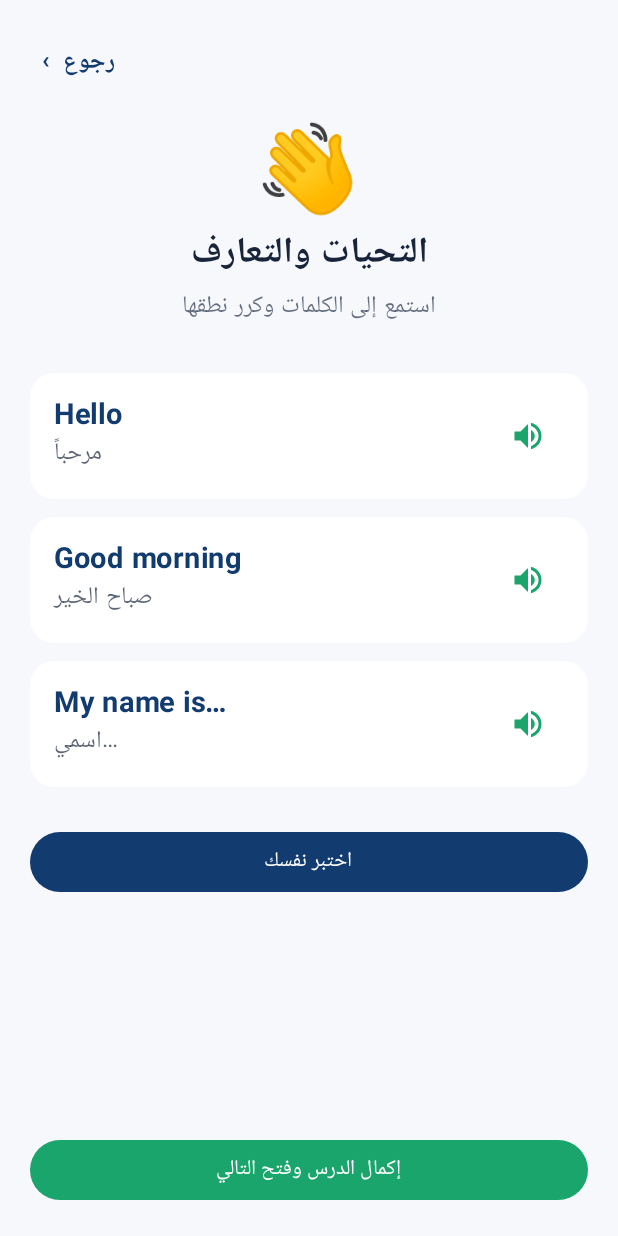
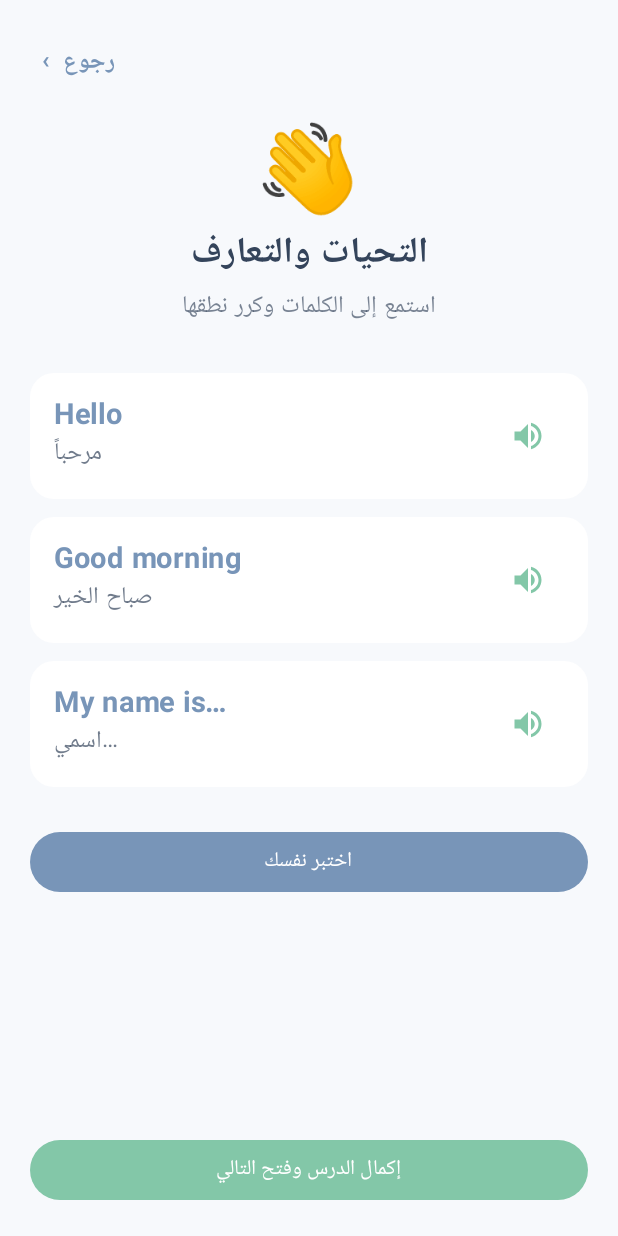
Before and after one commit to boriomega/english-plus, an Android app built with Jetpack Compose: the screen it shows after launch (MainActivity), after a tap on an icon or button, on a phone screen of 412 x 824 dp. Run offline under Robolectric (Android 15) with nearby library versions, the phone set to English and light mode, and no system bars.

Commit message:
Match Android palette and improve English TTS voice selection

```diff
--- a/app/src/main/java/com/boriomega/englishplus/MainActivity.kt
+++ b/app/src/main/java/com/boriomega/englishplus/MainActivity.kt
@@ -25,17 +25,24 @@ import androidx.compose.ui.unit.dp
 import androidx.compose.ui.unit.sp
 import java.util.Locale
 
-private val Navy = Color(0xFF123B70)
-private val Green = Color(0xFF19A56B)
-private val Cream = Color(0xFFF6F8FC)
-private val Ink = Color(0xFF17243A)
+private val Navy = Color(0xFF7895B8)
+private val Green = Color(0xFF83C7A8)
+private val Cream = Color(0xFFF7F9FC)
+private val Ink = Color(0xFF34445B)
 
 class MainActivity : ComponentActivity() {
     private var tts: TextToSpeech? = null
     override fun onCreate(savedInstanceState: Bundle?) {
         super.onCreate(savedInstanceState)
         tts = TextToSpeech(this) { status ->
-            if (status == TextToSpeech.SUCCESS) tts?.language = Locale.US
+            if (status == TextToSpeech.SUCCESS) {
+                tts?.language = Locale.US
+                tts?.setSpeechRate(0.9f)
+                val narrativeVoice = tts?.voices?.firstOrNull {
+                    it.name.contains("narrative", ignoreCase = true) && it.locale.language == "en"
+                }
+                if (narrativeVoice != null) tts?.voice = narrativeVoice
+            }
         }
         setContent { EnglishPlusApp(onSpeak = { speak(it) }) }
     }
```
